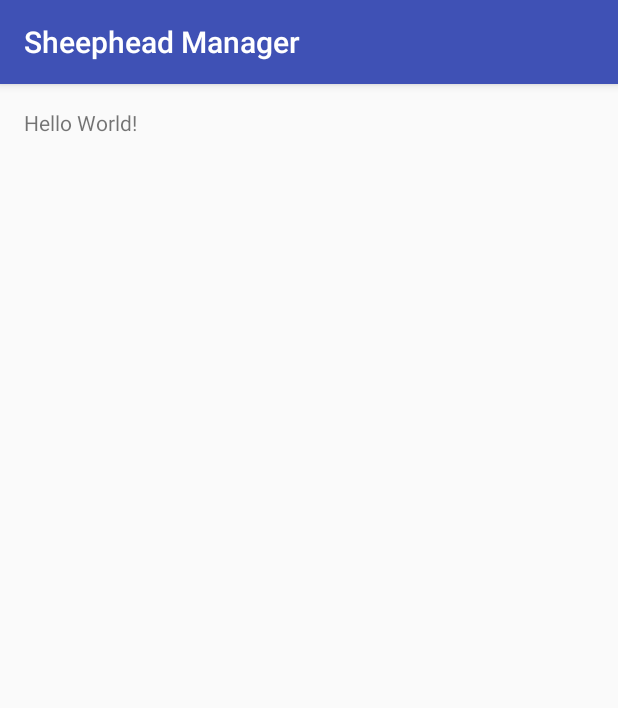
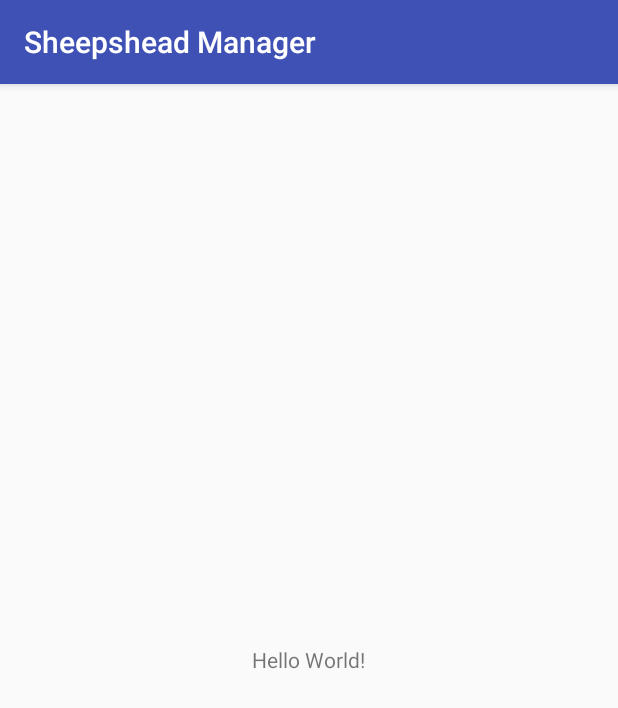
Before and after one commit to ErikP0/sheepshead-manager, an Android app: the screen it shows after launch (MainActivity), on a phone screen of 412 x 824 dp. Shown: the top 708 px of the screen. Run offline under Robolectric (Android 15) with nearby library versions, the phone set to English and light mode, and no system bars.

Commit message:
Fixed typo

```diff
--- a/app/build.gradle
+++ b/app/build.gradle
@@ -20,7 +20,7 @@ android {
     compileSdkVersion 23
     buildToolsVersion "23.0.3"
     defaultConfig {
-        applicationId "sheephead.manager"
+        applicationId "sheepshead.manager"
         minSdkVersion 15
         targetSdkVersion 23
         versionCode 1
--- a/app/src/main/res/layout/activity_main.xml
+++ b/app/src/main/res/layout/activity_main.xml
@@ -16,18 +16,16 @@
   -->
 
 <RelativeLayout xmlns:android="http://schemas.android.com/apk/res/android"
-    xmlns:tools="http://schemas.android.com/tools"
-    android:id="@+id/activity_main"
-    android:layout_width="match_parent"
-    android:layout_height="match_parent"
-    android:paddingBottom="@dimen/activity_vertical_margin"
-    android:paddingLeft="@dimen/activity_horizontal_margin"
-    android:paddingRight="@dimen/activity_horizontal_margin"
-    android:paddingTop="@dimen/activity_vertical_margin"
-    tools:context="sheepshead.manager.MainActivity">
+                xmlns:tools="http://schemas.android.com/tools"
+                android:id="@+id/activity_main"
+                android:layout_width="match_parent"
+                android:layout_height="match_parent"
+                tools:context="sheepshead.manager.MainActivity">
 
     <TextView
         android:layout_width="wrap_content"
         android:layout_height="wrap_content"
-        android:text="Hello World!" />
+        android:layout_centerInParent="true"
+        android:text="Hello World!"
+        />
 </RelativeLayout>
--- a/app/src/main/res/values/strings.xml
+++ b/app/src/main/res/values/strings.xml
@@ -15,5 +15,5 @@
   -->
 
 <resources>
-    <string name="app_name">Sheephead Manager</string>
+    <string name="app_name">Sheepshead Manager</string>
 </resources>
```
